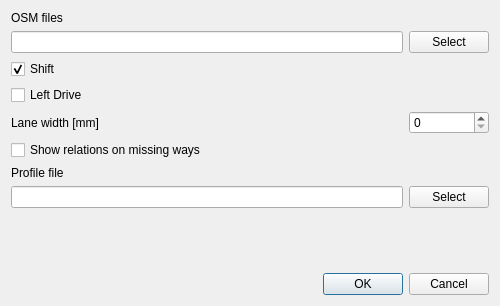
Qt form UI/fileoptions.ui (hubertqtraf/QtOSMTraffic) before a commit.
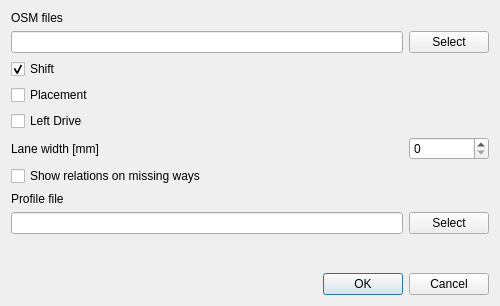
The same form after that commit.

Commit message: add the placement option to the file dialog box

Patch:
```diff
--- a/UI/fileoptions.ui
+++ b/UI/fileoptions.ui
@@ -18,43 +18,27 @@
     <layout class="QGridLayout" name="gridLayout_3">
      <item row="0" column="0">
       <layout class="QGridLayout" name="gridLayout_2">
+       <item row="5" column="0">
+        <widget class="QLabel" name="label_3">
+         <property name="text">
+          <string>Lane width [mm]</string>
+         </property>
+        </widget>
+       </item>
+       <item row="8" column="1">
+        <widget class="QPushButton" name="setProfileDir">
+         <property name="text">
+          <string>Select</string>
+         </property>
+        </widget>
+       </item>
        <item row="7" column="0">
-        <widget class="QLineEdit" name="profileDir"/>
-       </item>
-       <item row="1" column="0">
-        <widget class="QLineEdit" name="osmDir"/>
-       </item>
-       <item row="1" column="1">
-        <widget class="QPushButton" name="setOsmDir">
-         <property name="text">
-          <string>Select</string>
-         </property>
-        </widget>
-       </item>
-       <item row="6" column="0">
         <widget class="QLabel" name="label_2">
          <property name="text">
           <string>Profile file</string>
          </property>
         </widget>
        </item>
-       <item row="7" column="1">
-        <widget class="QPushButton" name="setProfileDir">
-         <property name="text">
-          <string>Select</string>
-         </property>
-        </widget>
-       </item>
-       <item row="4" column="1">
-        <widget class="QSpinBox" name="laneSpinBox">
-         <property name="maximum">
-          <number>10000</number>
-         </property>
-         <property name="singleStep">
-          <number>100</number>
-         </property>
-        </widget>
-       </item>
        <item row="2" column="0">
         <widget class="QCheckBox" name="shiftCheck">
          <property name="text">
@@ -65,6 +49,33 @@
          </property>
         </widget>
        </item>
+       <item row="6" column="0">
+        <widget class="QCheckBox" name="relCheck">
+         <property name="text">
+          <string>Show relations on missing ways</string>
+         </property>
+        </widget>
+       </item>
+       <item row="1" column="1">
+        <widget class="QPushButton" name="setOsmDir">
+         <property name="text">
+          <string>Select</string>
+         </property>
+        </widget>
+       </item>
+       <item row="5" column="1">
+        <widget class="QSpinBox" name="laneSpinBox">
+         <property name="maximum">
+          <number>10000</number>
+         </property>
+         <property name="singleStep">
+          <number>100</number>
+         </property>
+        </widget>
+       </item>
+       <item row="8" column="0">
+        <widget class="QLineEdit" name="profileDir"/>
+       </item>
        <item row="0" column="0">
         <widget class="QLabel" name="label">
          <property name="text">
@@ -72,27 +83,23 @@
          </property>
         </widget>
        </item>
-       <item row="5" column="0">
-        <widget class="QCheckBox" name="relCheck">
-         <property name="text">
-          <string>Show relations on missing ways</string>
-         </property>
-        </widget>
-       </item>
        <item row="4" column="0">
-        <widget class="QLabel" name="label_3">
-         <property name="text">
-          <string>Lane width [mm]</string>
-         </property>
-        </widget>
-       </item>
-       <item row="3" column="0">
         <widget class="QCheckBox" name="leftDrive">
          <property name="text">
           <string>Left Drive</string>
          </property>
         </widget>
        </item>
+       <item row="1" column="0">
+        <widget class="QLineEdit" name="osmDir"/>
+       </item>
+       <item row="3" column="0">
+        <widget class="QCheckBox" name="placement">
+         <property name="text">
+          <string>Placement</string>
+         </property>
+        </widget>
+       </item>
       </layout>
      </item>
     </layout>
```
The commit also changes 4 other files.
